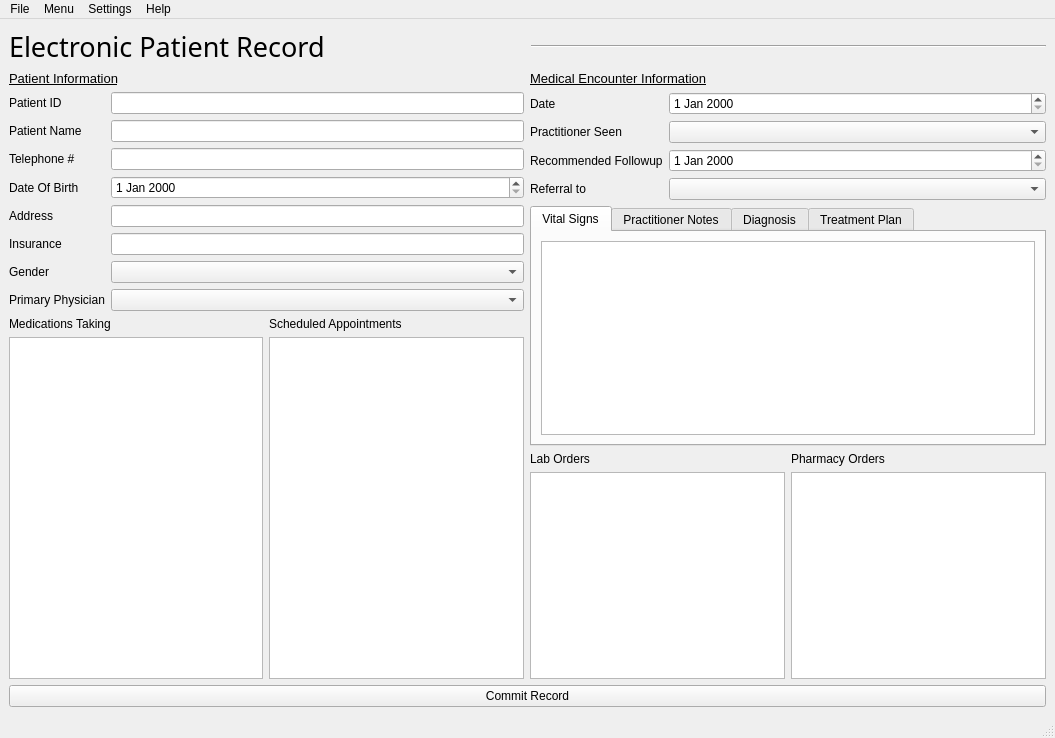
Above: cigya/ui/er.ui from CS532-Marlboro-Health-Tracker/Cigya before the change. Below: the same form after it.
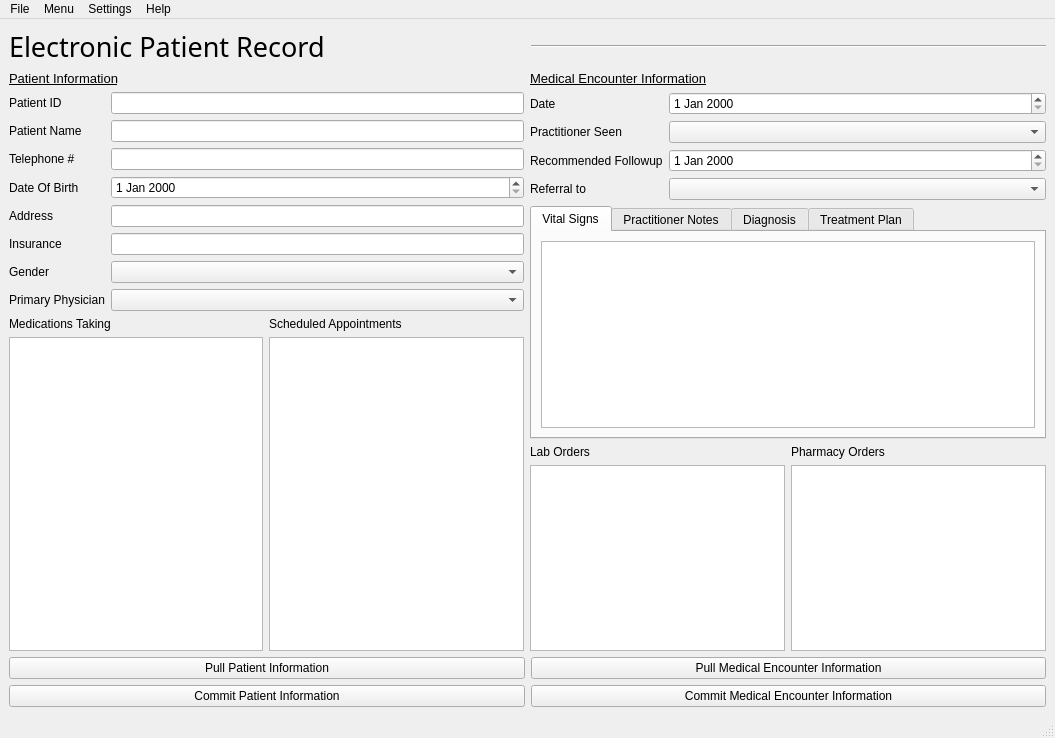
That is the form after the change.

Commit message: login and main UI labeled inputs

Diff of the .ui file:
```diff
--- a/cigya/ui/er.ui
+++ b/cigya/ui/er.ui
@@ -338,11 +338,50 @@
      </layout>
     </item>
     <item>
-     <widget class="QPushButton" name="pushButton">
-      <property name="text">
-       <string>Commit Record</string>
-      </property>
-     </widget>
+     <layout class="QHBoxLayout" name="horizontalLayout">
+      <item>
+       <layout class="QVBoxLayout" name="verticalLayout_5">
+        <item>
+         <widget class="QPushButton" name="pushButton">
+          <property name="text">
+           <string>Pull Patient Information</string>
+          </property>
+         </widget>
+        </item>
+        <item>
+         <widget class="QPushButton" name="pushButton_3">
+          <property name="text">
+           <string>Commit Patient Information</string>
+          </property>
+         </widget>
+        </item>
+       </layout>
+      </item>
+      <item>
+       <layout class="QVBoxLayout" name="verticalLayout_6">
+        <item>
+         <widget class="QPushButton" name="pushButton_4">
+          <property name="text">
+           <string>Pull Medical Encounter Information</string>
+          </property>
+         </widget>
+        </item>
+        <item>
+         <widget class="QPushButton" name="pushButton_2">
+          <property name="sizePolicy">
+           <sizepolicy hsizetype="Preferred" vsizetype="Preferred">
+            <horstretch>0</horstretch>
+            <verstretch>0</verstretch>
+           </sizepolicy>
+          </property>
+          <property name="text">
+           <string>Commit Medical Encounter Information</string>
+          </property>
+         </widget>
+        </item>
+       </layout>
+      </item>
+     </layout>
     </item>
    </layout>
   </widget>
```
Left out of the diff: 6 changed lines with no effect on the pictures. The commit also changes 2 other files.
